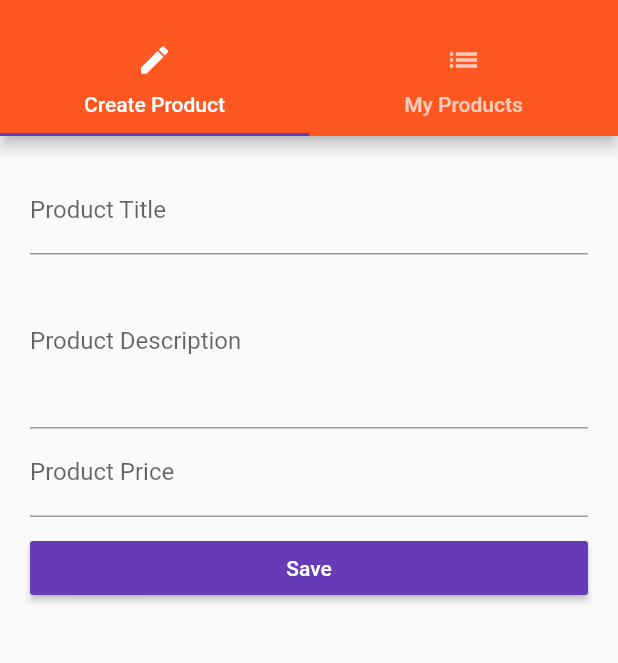
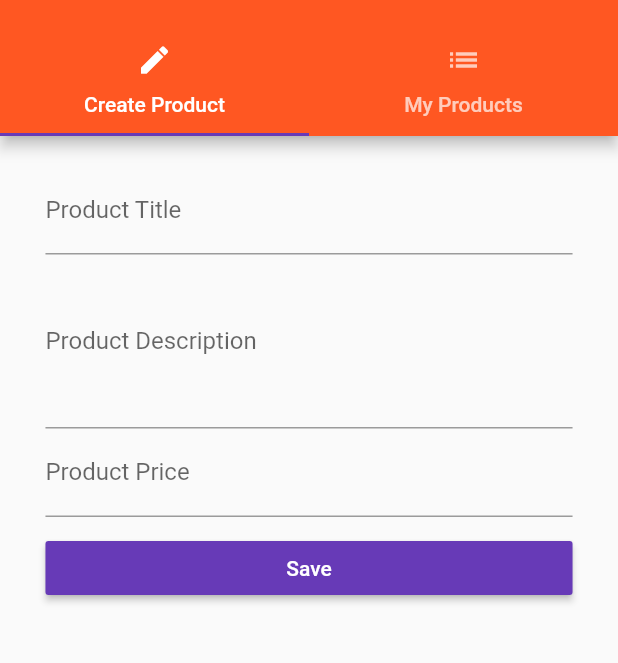
Before and after one commit to amitraj1996/Easy-List, a Flutter app: the ProductsAdminPage screen opened by its route, on a phone screen of 412 x 824 dp, the part 59-722 px from its top. Run offline on Flutter 3.47's test engine with Material 2 defaults, Android fonts, the phone set to English and light mode, and no system bars.

Commit message:
responsive app

```diff
--- a/lib/pages/product_create.dart
+++ b/lib/pages/product_create.dart
@@ -64,9 +64,13 @@ class _ProductCreatePageState extends State<ProductCreatePage> {
 
   @override
   Widget build(BuildContext context) {
+    final double deviceWidth =MediaQuery.of(context).size.width;
+    final double targetWidth =deviceWidth > 550.0 ? 500 :deviceWidth*0.95;
+    final double targetPadding =deviceWidth-targetWidth;
     return Container(
         margin: EdgeInsets.all(20.0),
         child: ListView(
+          padding: EdgeInsets.symmetric(horizontal: targetPadding/2 ),
           children: <Widget>[
             _buildTitleTextField(),
             _buildDescriptionTextField(),
```
Also changed, not shown: lib/pages/auth.dart (+6 -1 lines).
